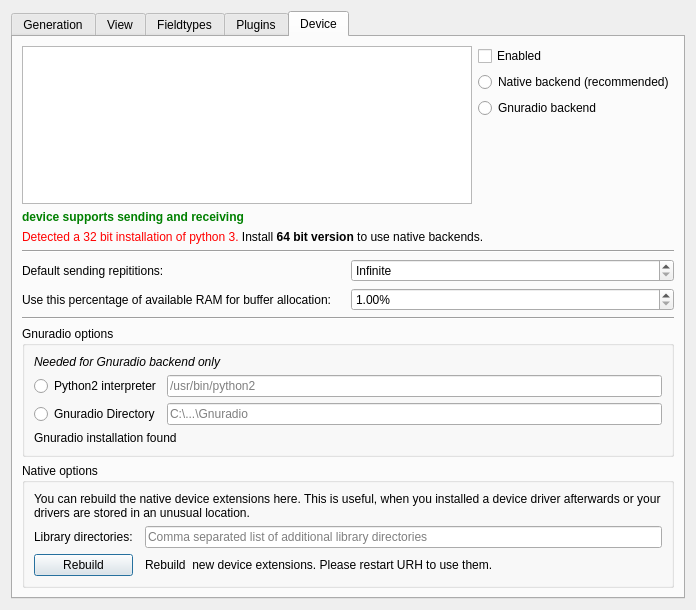
This is ui/options.ui in jopohl/urh as Qt 5 draws it before an edit. The edited form follows.
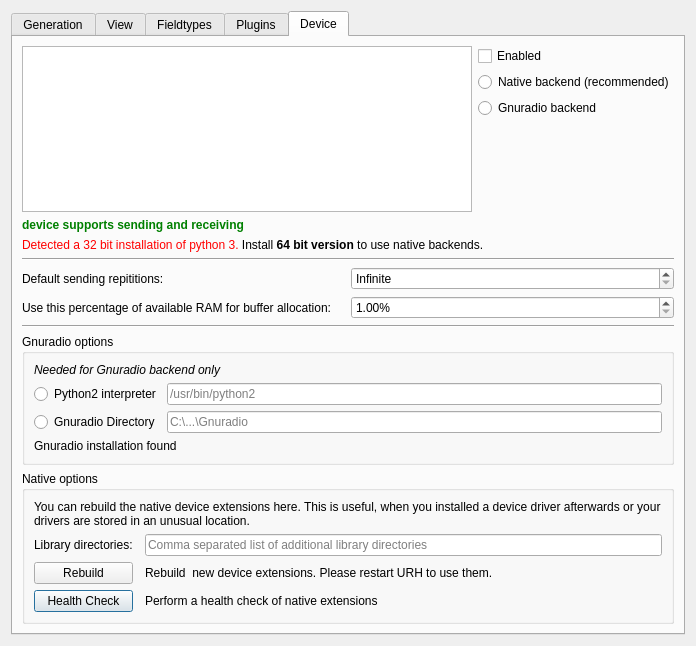
This is the edited form. The open tabs and pages were chosen to show the change. Icons and pictures are not drawn. Custom widgets are drawn as their Qt base class.

Commit message: add health check for native devices

What changed in the file:
```diff
--- a/ui/options.ui
+++ b/ui/options.ui
@@ -7,7 +7,7 @@
     <x>0</x>
     <y>0</y>
     <width>696</width>
-    <height>610</height>
+    <height>646</height>
    </rect>
   </property>
   <property name="windowTitle">
@@ -510,6 +510,16 @@
           <string>Native options</string>
          </property>
          <layout class="QGridLayout" name="gridLayout_5">
+          <item row="4" column="0">
+           <widget class="QPushButton" name="btnHealthCheck">
+            <property name="text">
+             <string>Health Check</string>
+            </property>
+            <property name="icon">
+             <iconset theme="heart"/>
+            </property>
+           </widget>
+          </item>
           <item row="2" column="0">
            <widget class="QLabel" name="labelLibDirs">
             <property name="text">
@@ -558,6 +568,13 @@
             </property>
            </widget>
           </item>
+          <item row="4" column="2">
+           <widget class="QLabel" name="labelHealthCheck">
+            <property name="text">
+             <string>Perform a health check of native extensions</string>
+            </property>
+           </widget>
+          </item>
          </layout>
         </widget>
        </item>
```
Left out of the diff: 4 changed lines with no effect on the pictures. The commit also changes 5 other files.
